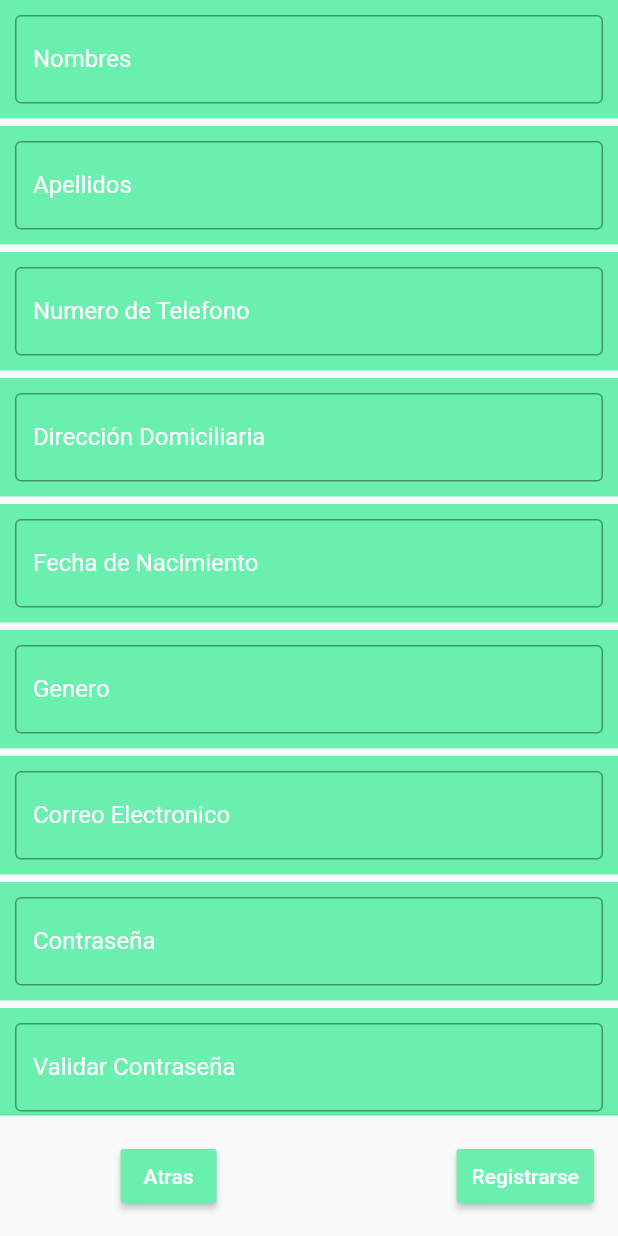
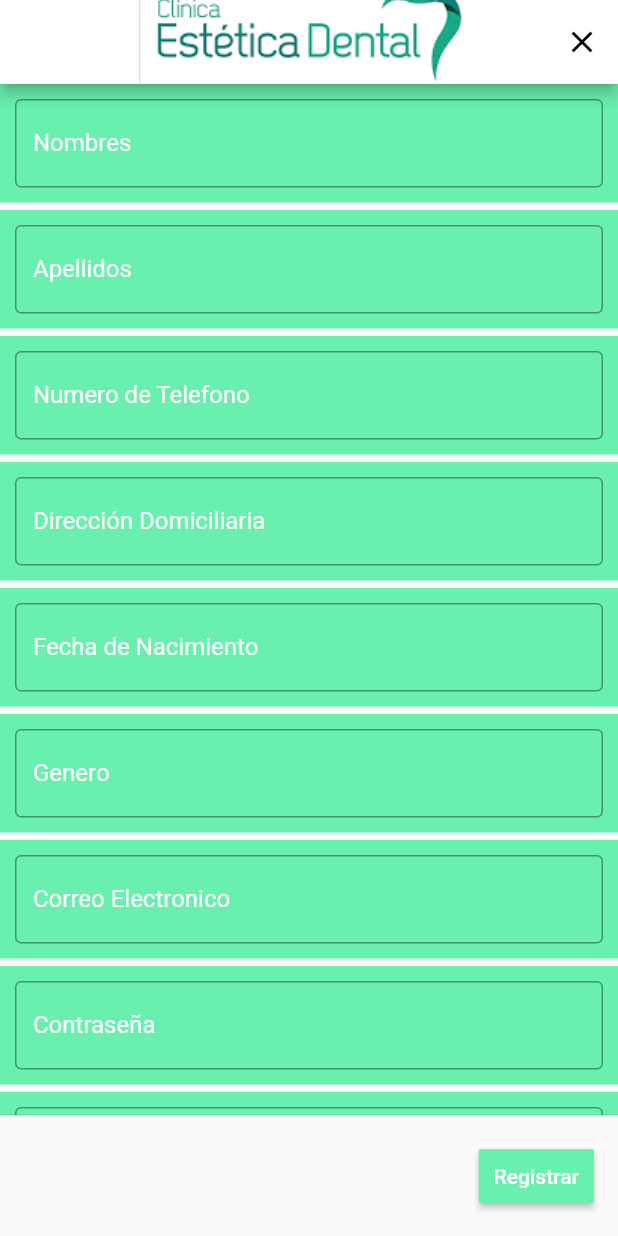
Before and after one commit to edwardcruzcruz/AppClinica, a Flutter app: the Registro screen opened directly, on a phone screen of 412 x 824 dp. Run offline on Flutter 3.47's test engine with Material 2 defaults, Android fonts, the phone set to English and light mode, and no system bars; our stand-ins replace get_it, shared_preferences; accounts and stored records are empty; statements that could not run were skipped.

Commit message:
cambios menores al template Registro

```diff
--- a/lib/screens/LoginPage/Registro.dart
+++ b/lib/screens/LoginPage/Registro.dart
@@ -16,12 +16,26 @@ class Registro extends StatefulWidget{
 
 
 
-class _RegistroState extends State<Registro>{
+class _RegistroState extends State<Registro> {
   final _formKey = GlobalKey<FormState>();
 
   @override
   Widget build(BuildContext context) {
     return Scaffold(
+      appBar: AppBar(
+        backgroundColor: Colors.white,
+        title: new Image.asset('assets/logo_clinica.png', fit: BoxFit.cover,),
+        centerTitle: true,
+        actions: <Widget>[
+          IconButton(
+              icon: Icon(Icons.close),
+              color: Colors.black,
+              onPressed:(){
+                Navigator.of(context).pushReplacement(Login.route());
+              }
+          )
+        ],
+      ),
       body: tabla(),
       persistentFooterButtons: <Widget>[
         ButtonBar(
@@ -30,31 +44,19 @@ class _RegistroState extends State<Registro>{
               mainAxisAlignment: MainAxisAlignment.center,
               children: <Widget>[
                 Container(
-                  padding: EdgeInsets.only(right: 80),
-                  child: RaisedButton(
-                    color: Colors.greenAccent,
-                    textColor: Colors.white,
-                    child: Text("Atras"),
-                    padding: const EdgeInsets.all(10.0),
-                    onPressed: (){
-                      Navigator.of(context).pushReplacement(Login.route());
-                    },
-                  ),
-                ),
-                Container(
                     padding: EdgeInsets.only(left: 80),
                     child: RaisedButton(
                       color: Colors.greenAccent,
                       textColor: Colors.white,
-                      child: Text("Registrarse"),
+                      child: Text("Registrar"),
                       padding: const EdgeInsets.all(10.0),
                       onPressed: () {
-                    // Validate will return true if the form is valid, or false if
-                    // the form is invalid.
-                          if (_formKey.currentState.validate()) {
-                      // Process data.
-                          }
-                      },
+                        // Validate will return true if the form is valid, or false if
+                        // the form is invalid.
+                        if (_formKey.currentState.validate()) {
+                          // Process data.
+                        }
+                      }
                     )
                 ),
               ],
```
Also changed, not shown: 3 other files.
